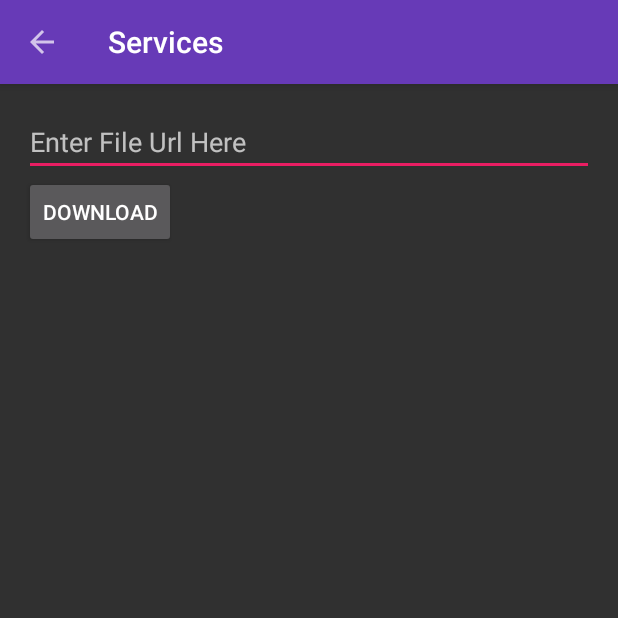
After one commit to saeedsh92/AndroidStorageTutorial, an Android app: the IntentServiceSampleActivity screen opened directly, with no data from a screen before it, on a phone screen of 412 x 824 dp, the top half of it. The commit adds this screen. Run offline under Robolectric (Android 15) with nearby library versions, the phone set to English and light mode, and no system bars.

Commit message:
After Session 27

```diff
--- a/app/src/main/java/com/ss/androidstoragesystemstutorial/MainActivity.java
+++ b/app/src/main/java/com/ss/androidstoragesystemstutorial/MainActivity.java
@@ -14,6 +14,7 @@ import com.ss.androidstoragesystemstutorial.download.DownloadManagerActivity;
 import com.ss.androidstoragesystemstutorial.filemanagement.FileManagementActivity;
 import com.ss.androidstoragesystemstutorial.multithreading.MultiThreadingSampleActivity;
 import com.ss.androidstoragesystemstutorial.room.RoomSampleActivity;
+import com.ss.androidstoragesystemstutorial.services.IntentServiceSampleActivity;
 import com.ss.androidstoragesystemstutorial.sharedpref.SharedPreferenceSampleActivity;
 import com.ss.androidstoragesystemstutorial.sqlite.SQLiteSampleActivity;
 
@@ -62,6 +63,10 @@ public class MainActivity extends AppCompatActivity implements View.OnClickListe
             case R.id.button_main_multiThreadingSample:
                 startActivity(new Intent(this, MultiThreadingSampleActivity.class));
                 break;
+
+            case R.id.button_main_services:
+                startActivity(new Intent(this, IntentServiceSampleActivity.class));
+                break;
         }
     }
 }
--- /dev/null
+++ b/app/src/main/java/com/ss/androidstoragesystemstutorial/services/IntentServiceSampleActivity.java
@@ -0,0 +1,42 @@
+package com.ss.androidstoragesystemstutorial.services;
+
+import android.content.Intent;
+import android.support.v7.app.AppCompatActivity;
+import android.os.Bundle;
+import android.support.v7.widget.Toolbar;
+import android.view.View;
+import android.widget.Button;
+import android.widget.EditText;
+
+import com.ss.androidstoragesystemstutorial.R;
+
+public class IntentServiceSampleActivity extends AppCompatActivity {
+
+    @Override
+    protected void onCreate(Bundle savedInstanceState) {
+        super.onCreate(savedInstanceState);
+        setContentView(R.layout.activity_intent_service_sample);
+        Toolbar toolbar = findViewById(R.id.toolbar_intentServiceSample);
+        setSupportActionBar(toolbar);
+        getSupportActionBar().setDisplayHomeAsUpEnabled(true);
+        getSupportActionBar().setHomeButtonEnabled(true);
+        toolbar.setNavigationOnClickListener(new View.OnClickListener() {
+            @Override
+            public void onClick(View v) {
+                finish();
+            }
+        });
+        final EditText inputUrlEditText = findViewById(R.id.et_intentService_inputUrl);
+        Button downloadFileButton = findViewById(R.id.button_intentService_inputUrl);
+        downloadFileButton.setOnClickListener(new View.OnClickListener() {
+            @Override
+            public void onClick(View v) {
+                if (inputUrlEditText.length() > 0) {
+                    Intent intent = new Intent(IntentServiceSampleActivity.this, DownloadFileService.class);
+                    intent.putExtra(DownloadFileService.EXTRA_KEY_URL, inputUrlEditText.getText().toString());
+                    startService(intent);
+                }
+            }
+        });
+    }
+}
--- /dev/null
+++ b/app/src/main/res/layout/activity_intent_service_sample.xml
@@ -0,0 +1,39 @@
+<?xml version="1.0" encoding="utf-8"?>
+<android.support.design.widget.CoordinatorLayout xmlns:android="http://schemas.android.com/apk/res/android"
+    xmlns:app="http://schemas.android.com/apk/res-auto"
+    xmlns:tools="http://schemas.android.com/tools"
+    android:layout_width="match_parent"
+    android:layout_height="match_parent"
+    tools:context="com.ss.androidstoragesystemstutorial.services.IntentServiceSampleActivity">
+
+    <android.support.design.widget.AppBarLayout
+        android:layout_width="match_parent"
+        android:layout_height="wrap_content">
+
+        <android.support.v7.widget.Toolbar
+            android:id="@+id/toolbar_intentServiceSample"
+            android:layout_width="match_parent"
+            android:layout_height="wrap_content" />
+    </android.support.design.widget.AppBarLayout>
+
+    <LinearLayout
+        android:layout_width="match_parent"
+        android:layout_height="wrap_content"
+        android:padding="16dp"
+        android:orientation="vertical"
+        app:layout_behavior="@string/appbar_scrolling_view_behavior">
+
+        <EditText
+            android:id="@+id/et_intentService_inputUrl"
+            android:layout_width="match_parent"
+            android:layout_height="wrap_content"
+            android:hint="Enter File Url Here" />
+
+        <Button
+            android:id="@+id/button_intentService_inputUrl"
+            android:layout_width="wrap_content"
+            android:layout_height="wrap_content"
+            android:text="Download" />
+    </LinearLayout>
+
+</android.support.design.widget.CoordinatorLayout>
```
Also changed, not shown: app/src/main/AndroidManifest.xml (+9 -1 lines), app/src/main/java/com/ss/androidstoragesystemstutorial/services/DownloadFileService.java (added, +151 -0 lines), app/src/main/res/layout/activity_main.xml (+8 -0 lines), app/src/main/res/drawable-hdpi/ic_download_file.png (added), app/src/main/res/drawable-mdpi/ic_download_file.png (added), app/src/main/res/drawable-xhdpi/ic_download_file.png (added), app/src/main/res/drawable-xxhdpi/ic_download_file.png (added).
